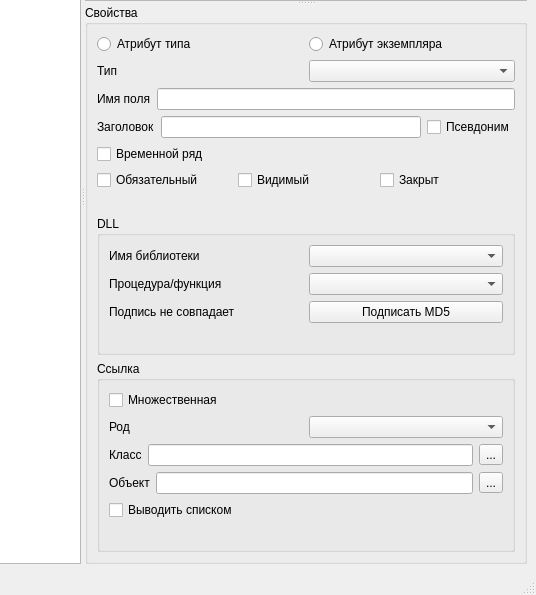
VladisGol/platon-accs, file EidosStudio/es_mainwindow.ui: the form before one commit; both pictures show x 319 to 855 and y 230 to 825 of the 855 by 825 pixel window.
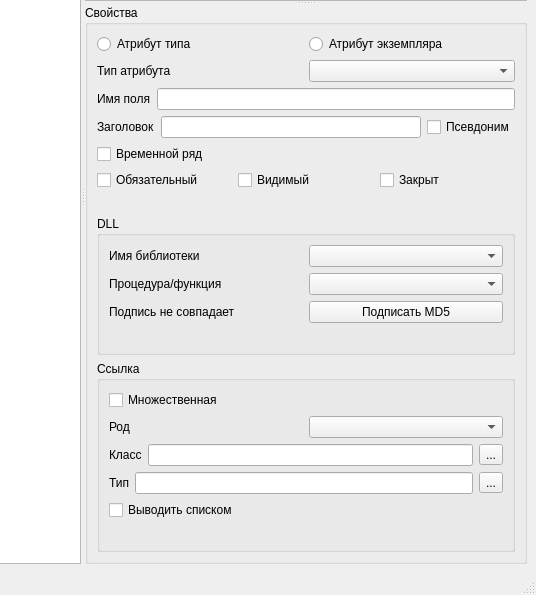
The form after the commit. Icons and pictures are not drawn. Custom widgets are drawn as their Qt base class.

Commit message: Продолжены работы по разработке формы Eidos Studio

```diff
--- a/EidosStudio/es_mainwindow.ui
+++ b/EidosStudio/es_mainwindow.ui
@@ -82,7 +82,7 @@
            <item>
             <widget class="QLabel" name="label_10">
              <property name="text">
-              <string>Тип</string>
+              <string>Тип атрибута</string>
              </property>
             </widget>
            </item>
@@ -304,12 +304,16 @@
               <item>
                <widget class="QLabel" name="label_18">
                 <property name="text">
-                 <string>Объект</string>
+                 <string>Тип</string>
                 </property>
                </widget>
               </item>
               <item>
-               <widget class="QLineEdit" name="lineEdit_Hipotesys"/>
+               <widget class="QLineEdit" name="lineEdit_Hipotesys">
+                <property name="readOnly">
+                 <bool>true</bool>
+                </property>
+               </widget>
               </item>
               <item>
                <widget class="QToolButton" name="toolButton_ChooseHipotesys">
```
Left out of the diff: 12 changed lines with no effect on the pictures. The commit also changes 2 other files.
